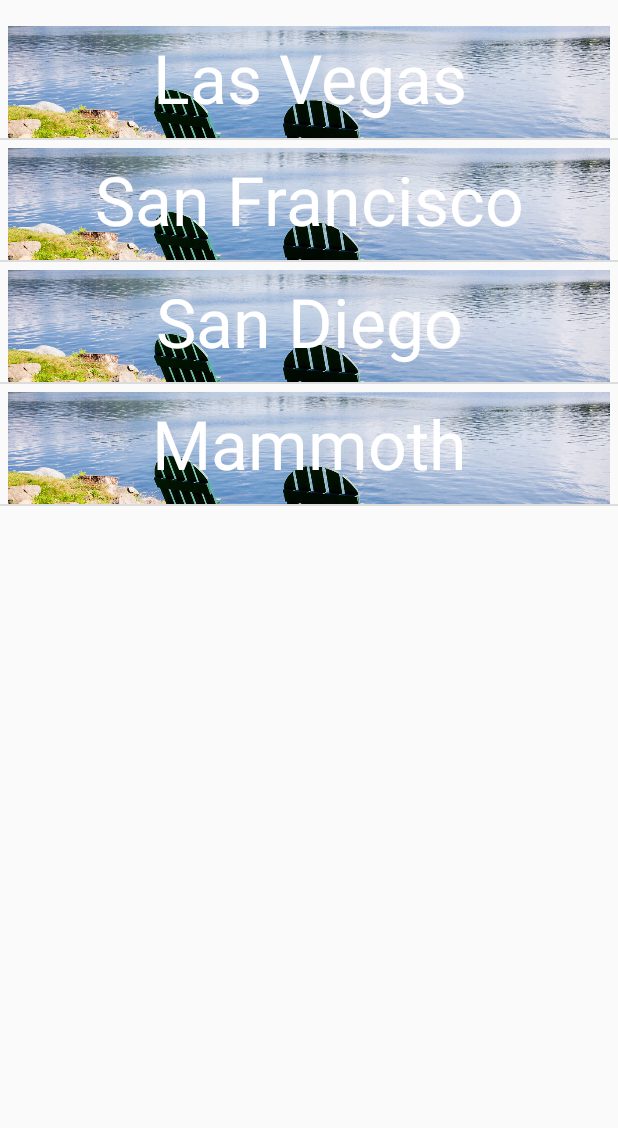
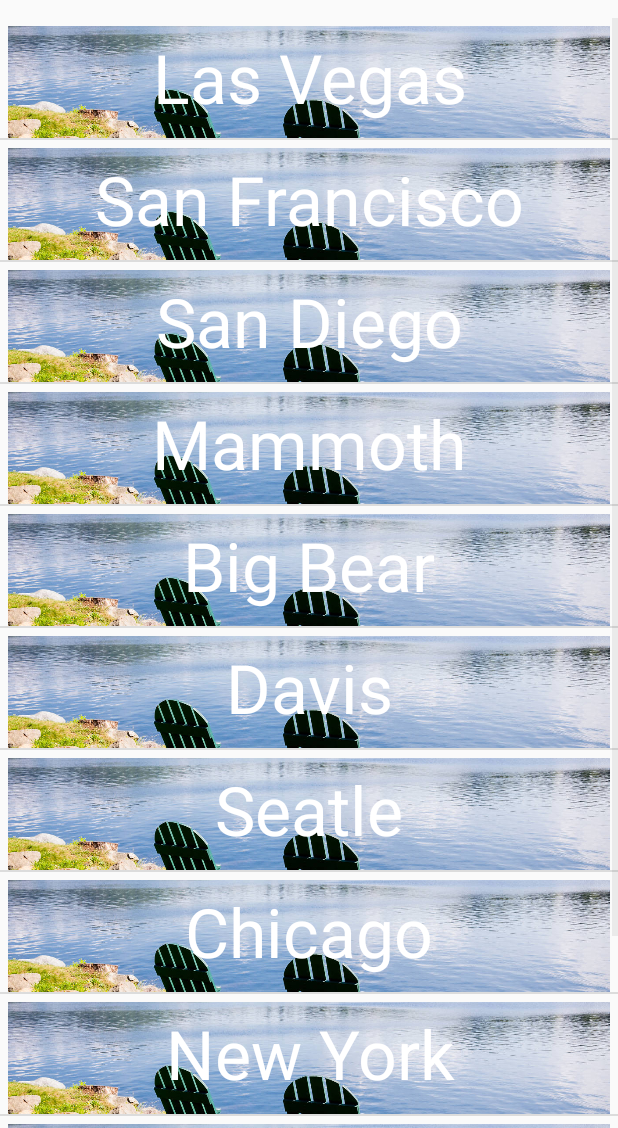
Before and after one commit to annechen112995/Trippin, an Android app: the TrippinActivity screen opened directly, with no data from a screen before it, on a phone screen of 412 x 824 dp, the part 108-1236 px from its top. Run offline under Robolectric (Android 15) with nearby library versions, the phone set to English and light mode, and no system bars.

Commit message:
minor changes

```diff
--- a/app/src/main/java/com/westwood/trippin/TrippinActivity.java
+++ b/app/src/main/java/com/westwood/trippin/TrippinActivity.java
@@ -25,7 +25,8 @@ public class TrippinActivity extends AppCompatActivity {
         setContentView(R.layout.activity_trippin);
 
 
-        String[] trips = {"Las Vegas", "San Francisco", "San Diego", "Mammoth"};
+        String[] trips = {"Las Vegas", "San Francisco", "San Diego", "Mammoth", "Big Bear", "Davis",
+                "Seatle", "Chicago", "New York", "Mexico", "Santa Barbara"};
         ListAdapter lvItemAdapter = new customTrippinAdapter(this, trips);
         ListView lvItem = (ListView) findViewById(R.id.lvTrips);
         lvItem.setAdapter(lvItemAdapter);
```
